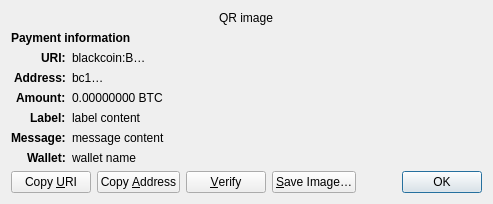
Above: src/qt/forms/receiverequestdialog.ui from CoinBlack/blackcoin-more before the change. Below: the same form after it.
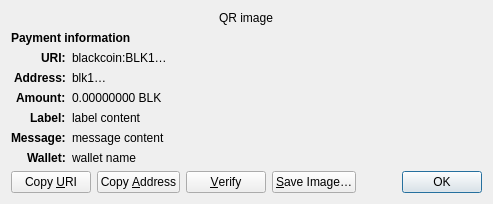
That is the form after the change. Custom widgets are drawn as their Qt base class.

Patch:
```diff
--- a/src/qt/forms/receiverequestdialog.ui
+++ b/src/qt/forms/receiverequestdialog.ui
@@ -65,7 +65,7 @@
    <item row="2" column="1" alignment="Qt::AlignTop">
     <widget class="QLabel" name="uri_content">
      <property name="text">
-      <string notr="true">blackcoin:B…</string>
+      <string notr="true">blackcoin:BLK1…</string>
      </property>
      <property name="textFormat">
       <enum>Qt::RichText</enum>
@@ -97,7 +97,7 @@
    <item row="3" column="1" alignment="Qt::AlignTop">
     <widget class="QLabel" name="address_content">
      <property name="text">
-      <string notr="true">bc1…</string>
+      <string notr="true">blk1…</string>
      </property>
      <property name="textFormat">
       <enum>Qt::PlainText</enum>
@@ -126,7 +126,7 @@
    <item row="4" column="1" alignment="Qt::AlignTop">
     <widget class="QLabel" name="amount_content">
      <property name="text">
-      <string notr="true">0.00000000 BTC</string>
+      <string notr="true">0.00000000 BLK</string>
      </property>
      <property name="textFormat">
       <enum>Qt::PlainText</enum>
```
